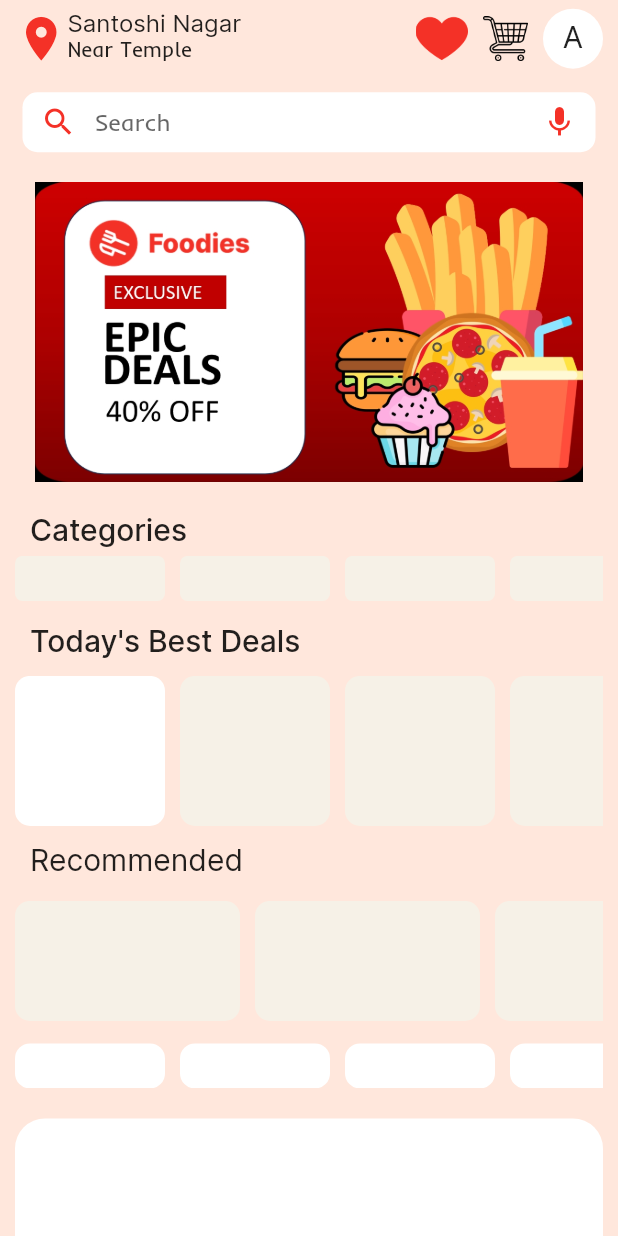
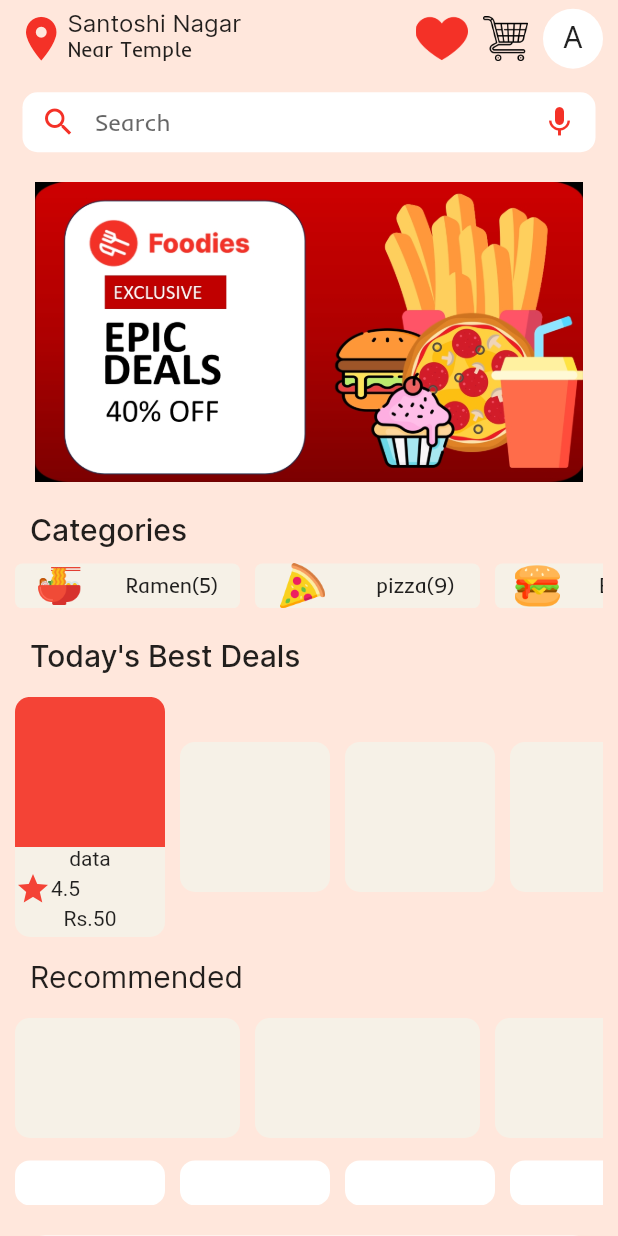
Before and after one commit to AyusHSahU1506/Assignment-3, a Flutter app: the ShopPage screen opened directly, on a phone screen of 412 x 824 dp. Run offline on Flutter 3.47's test engine with Material 2 defaults, Android fonts, the light colour scheme and no system bars; our stand-ins replace flutter_screenutil, intl_phone_field, otp_text_field.

Commit message:
Please enter the commit message for your changes. Lines starting  with '' will be ignored, and an empty message aborts the commit.
 On branch main
 Your branch is ahead of 'origin/main' by 6 commits.
   (use "git push" to publish your local commits)

 Changes to be committed:
	new file:   assets/icons/FastFood.png
	new file:   assets/icons/Fries.png
	new file:   assets/icons/SoftDrink.png
	new file:   assets/icons/burger.png
	new file:   assets/icons/pizza.png
	new file:   assets/icons/ramen.png
	new file:   assets/images/ItalianPizza.png
	new file:   assets/images/NewYorkPizza.png
	new file:   assets/images/SushiPizza.png
	new file:   assets/images/VegBurger.png
	modified:   lib/ShopScreen.dart

```diff
--- a/lib/ShopScreen.dart
+++ b/lib/ShopScreen.dart
@@ -144,7 +144,7 @@ class _ShopPageState extends State<ShopPage> {
                     ]),
                   ),
                   Padding(
-                    padding: const EdgeInsets.symmetric(vertical: 5),
+                    padding: const EdgeInsets.symmetric(vertical: 10),
                     child: SingleChildScrollView(
                       scrollDirection: Axis.horizontal,
                       child: Row(
@@ -152,66 +152,126 @@ class _ShopPageState extends State<ShopPage> {
                         children: [
                           Container(
                             height: 30,
-                            width: 100,
+                            width: 150,
                             decoration: const BoxDecoration(
                                 color: Color(0xfff6f1e7),
                                 borderRadius:
                                     BorderRadius.all(Radius.circular(5))),
+                            child: Row(
+                              mainAxisAlignment: MainAxisAlignment.spaceAround,
+                              children: [
+                                Image.asset("assets/icons/ramen.png"),
+                                const Text(
+                                  "Ramen(5)",
+                                  style: TextStyle(fontFamily: 'Inder'),
+                                ),
+                              ],
+                            ),
                           ),
                           const SizedBox(
                             width: 10,
                           ),
                           Container(
                             height: 30,
-                            width: 100,
+                            width: 150,
                             decoration: const BoxDecoration(
                                 color: Color(0xfff6f1e7),
                                 borderRadius:
                                     BorderRadius.all(Radius.circular(5))),
+                            child: Row(
+                              mainAxisAlignment: MainAxisAlignment.spaceAround,
+                              children: [
+                                Image.asset("assets/icons/pizza.png"),
+                                const Text(
+                                  "pizza(9)",
+                                  style: TextStyle(fontFamily: 'Inder'),
+                                ),
+                              ],
+                            ),
                           ),
                           const SizedBox(
                             width: 10,
                           ),
                           Container(
                             height: 30,
-                            width: 100,
+                            width: 150,
                             decoration: const BoxDecoration(
                                 color: Color(0xfff6f1e7),
                                 borderRadius:
                                     BorderRadius.all(Radius.circular(5))),
+                            child: Row(
+                              mainAxisAlignment: MainAxisAlignment.spaceAround,
+                              children: [
+                                Image.asset("assets/icons/burger.png"),
+                                const Text(
+                                  "Burger(18)",
+                                  style: TextStyle(fontFamily: 'Inder'),
+                                ),
+                              ],
+                            ),
                           ),
                           const SizedBox(
                             width: 10,
                           ),
                           Container(
                             height: 30,
-                            width: 100,
+                            width: 150,
                             decoration: const BoxDecoration(
                                 color: Color(0xfff6f1e7),
                                 borderRadius:
                                     BorderRadius.all(Radius.circular(5))),
+                            child: Row(
+                              mainAxisAlignment: MainAxisAlignment.spaceAround,
+                              children: [
+                                Image.asset("assets/icons/Fries.png"),
+                                const Text(
+                                  "French Fries(14)",
+                                  style: TextStyle(fontFamily: 'Inder'),
+                                ),
+                              ],
+                            ),
                           ),
                           const SizedBox(
                             width: 10,
                           ),
                           Container(
                             height: 30,
-                            width: 100,
+                            width: 150,
                             decoration: const BoxDecoration(
                                 color: Color(0xfff6f1e7),
                                 borderRadius:
                                     BorderRadius.all(Radius.circular(5))),
+                            child: Row(
+                              mainAxisAlignment: MainAxisAlignment.spaceAround,
+                              children: [
+                                Image.asset("assets/icons/FastFood.png"),
+                                const Text(
+                                  "Fast Food(10)",
+                                  style: TextStyle(fontFamily: 'Inder'),
+                                ),
+                              ],
+                            ),
                           ),
                           const SizedBox(
                             width: 10,
                           ),
                           Container(
                             height: 30,
-                            width: 100,
+                            width: 150,
                             decoration: const BoxDecoration(
                                 color: Color(0xfff6f1e7),
                                 borderRadius:
                                     BorderRadius.all(Radius.circular(5))),
+                            child: Row(
+                              mainAxisAlignment: MainAxisAlignment.spaceAround,
+                              children: [
+                                Image.asset("assets/icons/SoftDrink.png"),
+                                const Text(
+                                  "Soft Drink(28)",
+                                  style: TextStyle(fontFamily: 'Inder'),
+                                ),
+                              ],
+                            ),
                           ),
                         ],
                       ),
@@ -232,18 +292,43 @@ class _ShopPageState extends State<ShopPage> {
                     ),
                   ),
                   Padding(
-                    padding: const EdgeInsets.symmetric(vertical: 1),
+                    padding: const EdgeInsets.symmetric(vertical: 5),
                     child: SingleChildScrollView(
                       scrollDirection: Axis.horizontal,
                       child: Row(
                         children: [
                           Container(
                             decoration: const BoxDecoration(
-                                color: Colors.white,
+                                color: Color(0xfff6f1e7),
                                 borderRadius:
                                     BorderRadius.all(Radius.circular(10))),
-                            height: 100,
+                            height: 160,
                             width: 100,
+                            child: Column(
+                              mainAxisAlignment: MainAxisAlignment.start,
+                              children: [
+                                Container(
+                                  height: 100,
+                                  width: 100,
+                                  decoration: const BoxDecoration(
+                                      color: Colors.red,
+                                      borderRadius: BorderRadius.only(
+                                          topLeft: Radius.circular(10),
+                                          topRight: Radius.circular(10))),
+                                ),
+                                const Text("data"),
+                                Row(
+                                  children: [
+                                    Icon(
+                                      Icons.star,
+                                      color: Colors.red,
+                                    ),
+                                    Text("4.5")
+                                  ],
+                                ),
+                                Text("Rs.50")
+                              ],
+                            ),
                           ),
                           const SizedBox(
                             width: 10,
@@ -392,7 +477,7 @@ class _ShopPageState extends State<ShopPage> {
                       ),
                     ),
                   ),
-                  SizedBox(
+                  const SizedBox(
                     height: 10,
                   ),
                   Column(
```
Also changed, not shown: assets/icons/FastFood.png (added), assets/icons/Fries.png (added), assets/icons/SoftDrink.png (added), assets/icons/burger.png (added), assets/icons/pizza.png (added), assets/icons/ramen.png (added), assets/images/ItalianPizza.png (added), assets/images/SushiPizza.png (added), assets/images/VegBurger.png (added), 1 other file.
